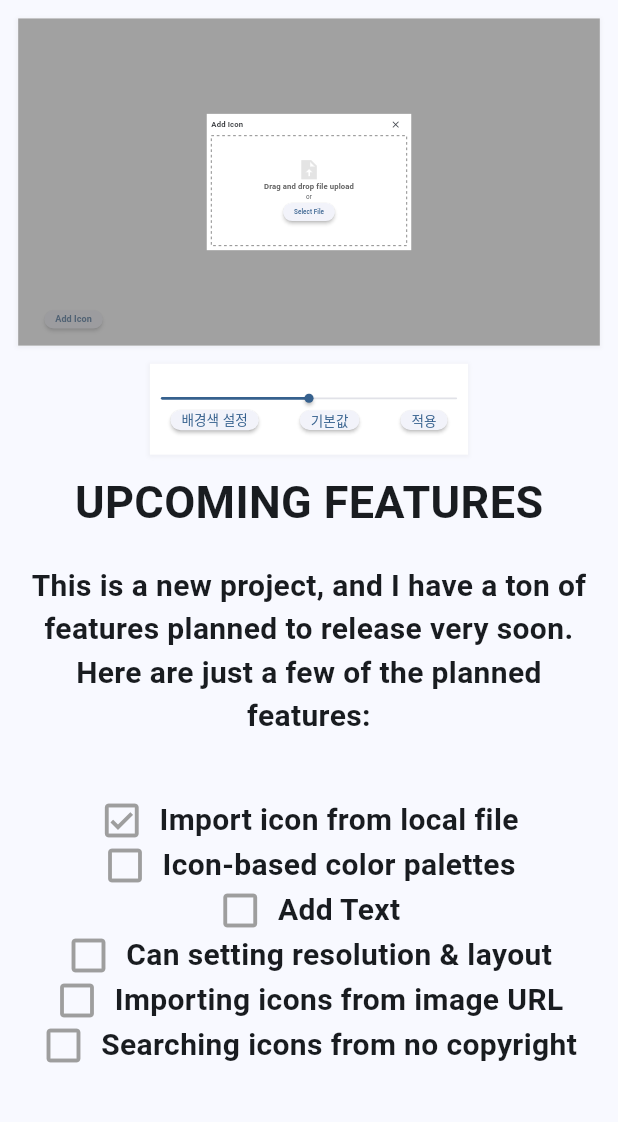
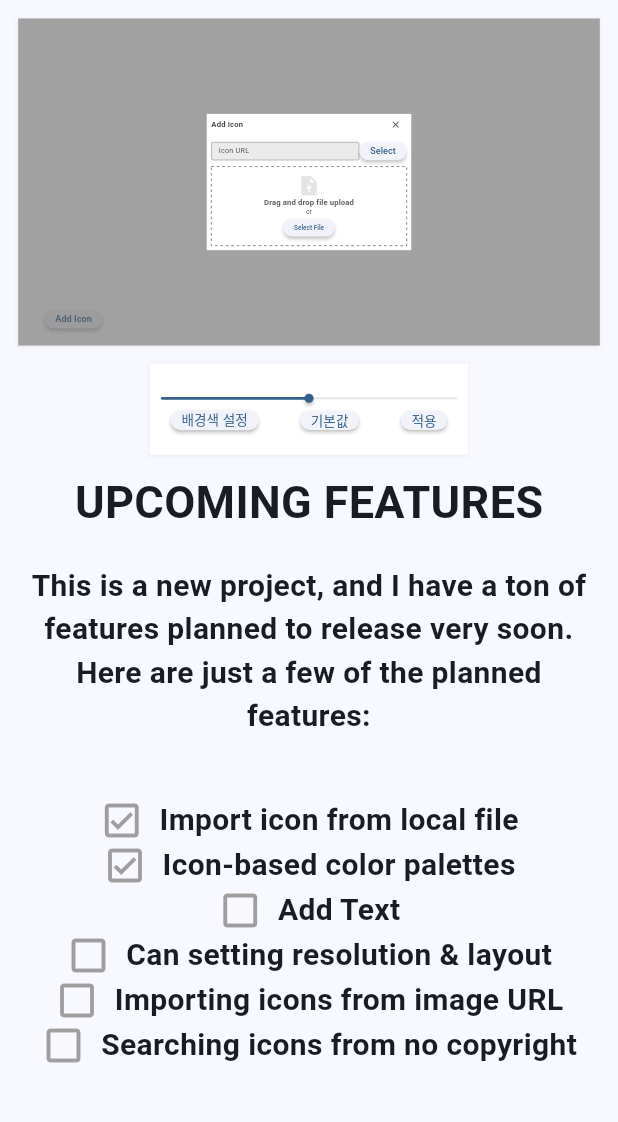
Before and after one commit to Mossworm/flutter-thumbnail-maker, a Flutter app: the screen it shows after launch, after a tap on "Add Icon", on a phone screen of 412 x 824 dp, the part 47-1169 px from its top. Run offline on Flutter 3.47's test engine with Material 3 defaults, Android fonts, the phone set to English and light mode, and no system bars; drawn by our look-alikes of dotted_border; our stand-ins replace flutter_colorpicker; missing offline and left inert: desktop_drop, image_downloader_web, image_picker_web.

Commit message:
feat: url 입력바 생성

```diff
--- a/lib/main.dart
+++ b/lib/main.dart
@@ -142,7 +142,7 @@ class _GenerateThumbnailWidgetState extends State<GenerateThumbnailWidget> {
               child: GenerateButton(),
             ),
           if (context.watch<SelectedImage>().pageType == PageType.pickImage)
-            const AddIconPage(), // 스택 위젯 추가
+            AddIconPage(), // 스택 위젯 추가
         ],
       ),
     );
@@ -218,7 +218,9 @@ class SelectedIconPage extends StatelessWidget {
 }
 
 class AddIconPage extends StatelessWidget {
-  const AddIconPage({super.key});
+  AddIconPage({super.key});
+
+  final myController = TextEditingController();
 
   @override
   Widget build(BuildContext context) {
@@ -265,6 +267,30 @@ class AddIconPage extends StatelessWidget {
                             },
                             icon: const Icon(Icons.close))
                       ],
+                    ),
+                    Padding(
+                      padding: const EdgeInsets.fromLTRB(0, 10, 0, 10),
+                      child: Row(
+                        mainAxisAlignment: MainAxisAlignment.spaceBetween,
+                        children: [
+                          Expanded(
+                            child: Container(
+                                height: 40,
+                                color: const Color.fromARGB(255, 235, 235, 235),
+                                child: TextField(
+                                  controller: myController,
+                                  decoration: const InputDecoration(
+                                    border: OutlineInputBorder(),
+                                    labelText: 'Icon URL',
+                                  ),
+                                )),
+                          ),
+                          ElevatedButton(
+                              onPressed: () {},
+                              child: const Text('Select',
+                                  style: TextStyle(fontSize: 20))),
+                        ],
+                      ),
                     ),
                     const Expanded(child: GetImageWidget()),
                   ],
--- a/lib/providers/selected_image.dart
+++ b/lib/providers/selected_image.dart
@@ -82,4 +82,9 @@ class SelectedImage with ChangeNotifier {
     final uint8List = generateCompositeImage(modifiedBytes!);
     await WebImageDownloader.downloadImageFromUInt8List(uInt8List: uint8List);
   }
+
+  Future<void> url_downloadImage(String _url) async {
+    print(_url);
+    await WebImageDownloader.downloadImageFromWeb(_url);
+  }
 }
--- a/lib/widgets/upcoming_feature_text.dart
+++ b/lib/widgets/upcoming_feature_text.dart
@@ -38,8 +38,7 @@ class UpcomingFeaturesTextWidget extends StatelessWidget {
             Row(
               mainAxisAlignment: MainAxisAlignment.center,
               children: [
-                Icon(Icons.check_box_outline_blank,
-                    size: 30, color: Colors.grey),
+                Icon(Icons.check_box_outlined, size: 30, color: Colors.grey),
                 SizedBox(width: 10),
                 Text('Icon-based color palettes',
                     style:
```
Also changed, not shown: 1 other file.
